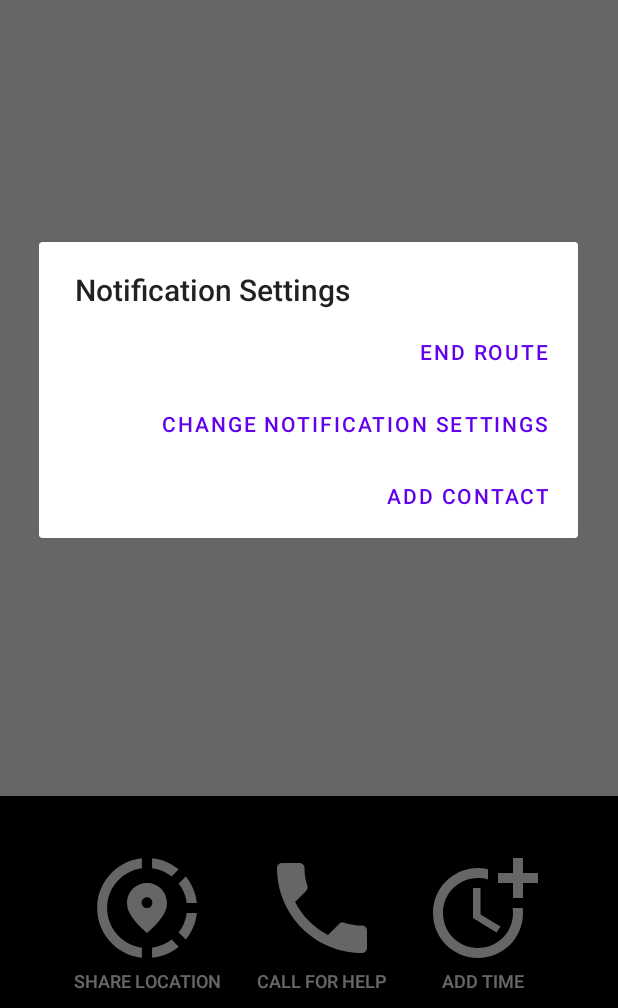
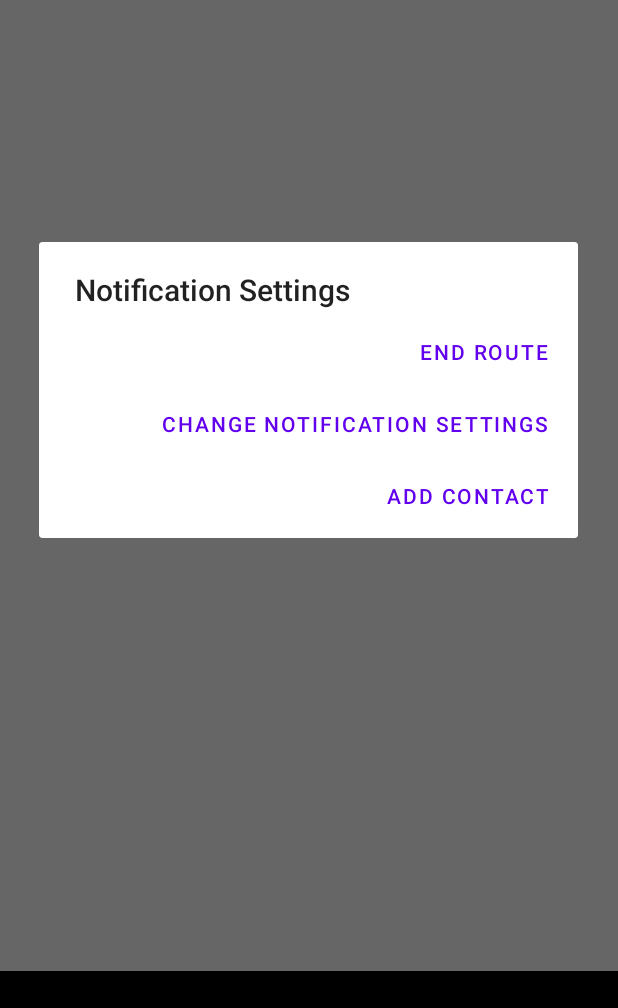
Before and after one commit to XinyuLiu5566/CS465-Project, an Android app: the screen it shows after launch (MapsActivity), after a tap on "SETTINGS", on a phone screen of 412 x 824 dp, the part 228-1236 px from its top. Run offline under Robolectric (Android 15) with nearby library versions, the light colour scheme and no system bars.

Commit message:
Hiding elements programmatically works

```diff
--- a/app/src/main/java/com/example/cs465project/MapsActivity.java
+++ b/app/src/main/java/com/example/cs465project/MapsActivity.java
@@ -70,6 +70,7 @@ public class MapsActivity extends FragmentActivity implements OnMapReadyCallback
 
     private TextView timeText;
 
+    private LinearLayout bottomLinearLayout;
     private Button shareLocationButton;
     private Button callButton;
     private Button addTimeButton;
@@ -95,6 +96,7 @@ public class MapsActivity extends FragmentActivity implements OnMapReadyCallback
         callButton = (Button) findViewById(R.id.button_call);
         addTimeButton = (Button) findViewById(R.id.button_add_time);
 
+        bottomLinearLayout = (LinearLayout) findViewById(R.id.bottomLinearLayout);
         settingsButton.setOnClickListener(this);
         shareLocationButton.setOnClickListener(this);
         callButton.setOnClickListener(this);
@@ -115,7 +117,10 @@ public class MapsActivity extends FragmentActivity implements OnMapReadyCallback
             }
         });
 
-        currentLatLng = new LatLng(40.1092, -88.2271); //TODO remove
+        //currentLatLng = new LatLng(40.1092, -88.2271); //TODO remove //next to Illini Union
+        currentLatLng = new LatLng(40.1125, -88.2269); //Grainger
+
+        bottomLinearLayout.setVisibility(LinearLayout.GONE);
     }
 
     /**
@@ -322,6 +327,9 @@ public class MapsActivity extends FragmentActivity implements OnMapReadyCallback
             setCountdownTimer();
 
             checkIfNearDestination();
+
+            bottomLinearLayout.setVisibility(LinearLayout.VISIBLE);
+            whereToEditText.setVisibility(EditText.INVISIBLE);
         }
     }
 
--- a/app/src/main/res/layout/activity_maps.xml
+++ b/app/src/main/res/layout/activity_maps.xml
@@ -55,6 +55,7 @@
     </TextView>
 
     <LinearLayout
+        android:id="@+id/bottomLinearLayout"
         android:layout_width="match_parent"
         android:layout_height="wrap_content"
         android:orientation="horizontal"
```
